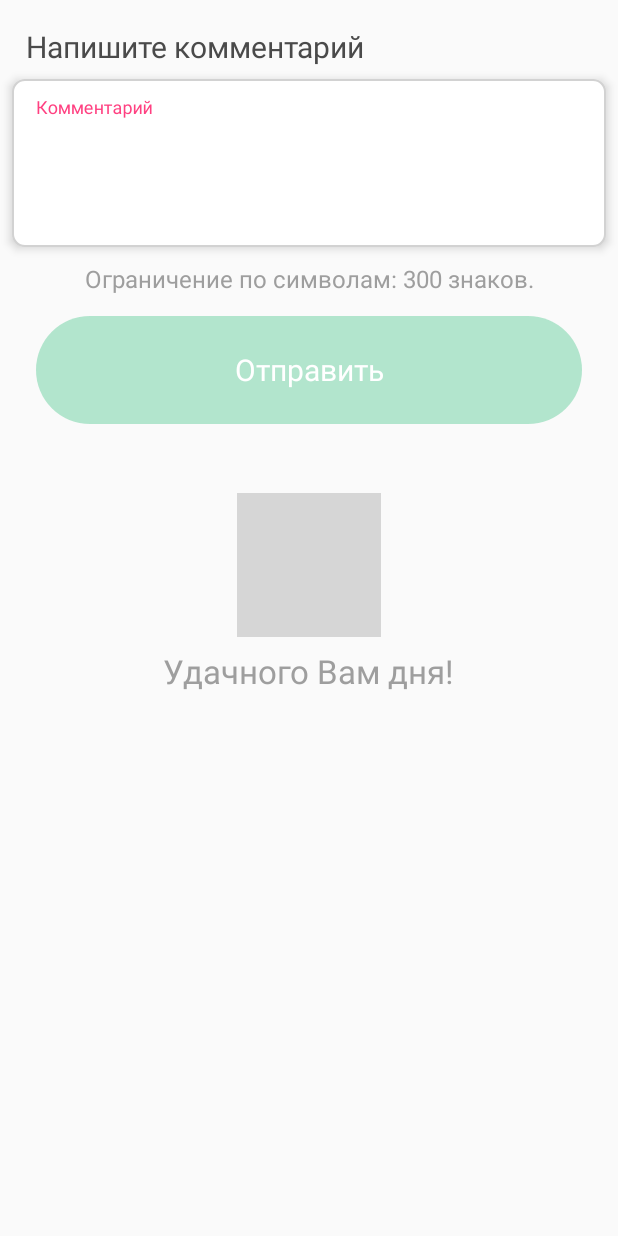
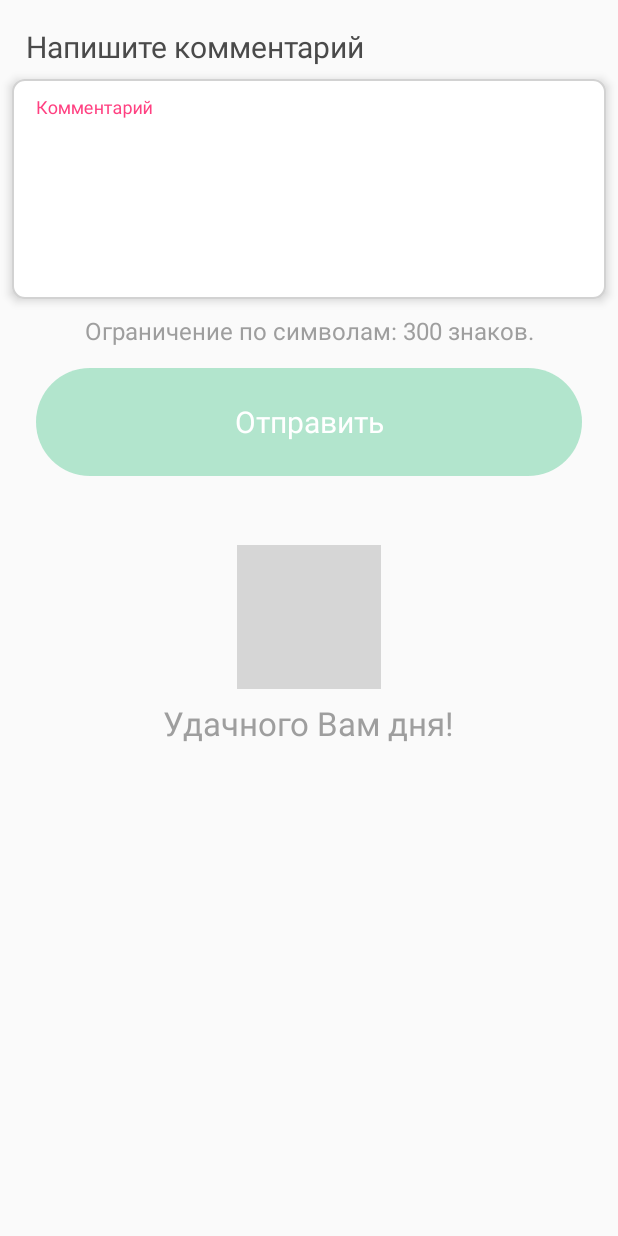
Before and after one commit to GorniyGor/CoffeeScope_Client_Android, an Android app: the layout fragment_feedback.xml on its own in the app's theme, with its tools: preview values and no code run, on a phone screen of 412 x 824 dp. Run offline under Robolectric (Android 15) with nearby library versions, the phone set to English and light mode, and no system bars; grey boxes are pictures that could not be loaded.

Commit message:
Miltiline Great Edit Text

```diff
--- a/app/src/main/java/com/example/adm1n/coffeescope/custom_view/GreatEditText.java
+++ b/app/src/main/java/com/example/adm1n/coffeescope/custom_view/GreatEditText.java
@@ -20,6 +20,7 @@ import android.widget.EditText;
 import com.example.adm1n.coffeescope.R;
 
 import static android.text.InputType.TYPE_CLASS_TEXT;
+import static android.text.InputType.TYPE_TEXT_FLAG_MULTI_LINE;
 
 public class GreatEditText extends CardView {
 
@@ -72,6 +73,12 @@ public class GreatEditText extends CardView {
                     break;
                 case 2: // email
                     editText.setInputType(TYPE_CLASS_TEXT | InputType.TYPE_TEXT_VARIATION_EMAIL_ADDRESS);
+                    break;
+                case 3:
+                    editText.setInputType(TYPE_CLASS_TEXT | TYPE_TEXT_FLAG_MULTI_LINE);
+                    editText.setLines(5);
+                    editText.setMinLines(5);
+                    editText.setMaxLines(5);
                     break;
                 default: // text
                     editText.setInputType(TYPE_CLASS_TEXT);
--- a/app/src/main/res/layout/fragment_feedback.xml
+++ b/app/src/main/res/layout/fragment_feedback.xml
@@ -21,59 +21,60 @@
     <com.example.adm1n.coffeescope.custom_view.GreatEditText
         android:id="@+id/et_feedback"
         android:layout_width="0dp"
-        android:layout_height="112dp"
+        android:layout_height="wrap_content"
         android:layout_margin="8dp"
         android:layout_marginTop="13dp"
-        app:limit="@integer/feedback_limit"
         app:cardCornerRadius="8dp"
+        app:cardElevation="4dp"
         app:hint="Комментарий"
-        app:cardElevation="4dp"
         app:layout_constraintLeft_toLeftOf="parent"
         app:layout_constraintRight_toRightOf="parent"
-        app:layout_constraintTop_toBottomOf="@+id/textView"/>
+        app:layout_constraintTop_toBottomOf="@+id/textView"
+        app:limit="@integer/feedback_limit"
+        app:type="multiline"/>
 
     <TextView
         android:id="@+id/tv_feedback_limit"
         android:layout_width="wrap_content"
         android:layout_height="wrap_content"
+        android:layout_marginEnd="8dp"
         android:layout_marginLeft="8dp"
         android:layout_marginRight="8dp"
+        android:layout_marginStart="8dp"
         android:layout_marginTop="10dp"
         android:text="Ограничение по символам: 300 знаков."
         android:textColor="#9e9e9e"
         android:textSize="16sp"
         app:layout_constraintLeft_toLeftOf="parent"
         app:layout_constraintRight_toRightOf="parent"
-        app:layout_constraintTop_toBottomOf="@+id/et_feedback"
-        android:layout_marginStart="8dp"
-        android:layout_marginEnd="8dp"/>
+        app:layout_constraintTop_toBottomOf="@+id/et_feedback"/>
 
     <Button
         android:id="@+id/btn_feedback"
         style="@style/button"
         android:layout_width="0dp"
         android:layout_height="72dp"
+        android:layout_marginLeft="24dp"
+        android:layout_marginRight="24dp"
+        android:layout_marginTop="14dp"
         android:background="@drawable/green_btn_selector"
         android:enabled="false"
         android:text="Отправить"
-        android:layout_marginRight="24dp"
+        app:layout_constraintLeft_toLeftOf="parent"
         app:layout_constraintRight_toRightOf="parent"
-        android:layout_marginLeft="24dp"
-        app:layout_constraintLeft_toLeftOf="parent"
-        android:layout_marginTop="14dp"
         app:layout_constraintTop_toBottomOf="@+id/tv_feedback_limit"/>
 
     <ImageView
         android:id="@+id/imageView"
         android:layout_width="wrap_content"
         android:layout_height="wrap_content"
-        app:srcCompat="@drawable/art_1"
+        android:layout_marginLeft="8dp"
+        android:layout_marginRight="8dp"
         android:layout_marginTop="46dp"
+        app:layout_constraintLeft_toLeftOf="parent"
+        app:layout_constraintRight_toRightOf="parent"
         app:layout_constraintTop_toBottomOf="@+id/btn_feedback"
-        android:layout_marginLeft="8dp"
-        app:layout_constraintLeft_toLeftOf="parent"
-        android:layout_marginRight="8dp"
-        app:layout_constraintRight_toRightOf="parent"/>
+        app:srcCompat="@drawable/art_1"/>
 
     <TextView
         android:id="@+id/textView3"
--- a/app/src/main/res/layout/great_edit_text.xml
+++ b/app/src/main/res/layout/great_edit_text.xml
@@ -20,6 +20,7 @@
             android:layout_marginLeft="16dp"
             android:layout_marginRight="16dp"
             android:layout_marginStart="16dp"
+            android:layout_marginTop="0dp"
             android:background="@null"
             android:imeOptions="actionGo"
             android:maxLines="1"
--- a/app/src/main/res/values/attrs.xml
+++ b/app/src/main/res/values/attrs.xml
@@ -6,6 +6,7 @@
             <enum name="text" value="0"/>
             <enum name="password" value="1"/>
             <enum name="email" value="2"/>
+            <enum name="multiline" value="3"/>
         </attr>
         <attr name="text" format="string"/>
         <attr name="limit" format="integer"/>
```
